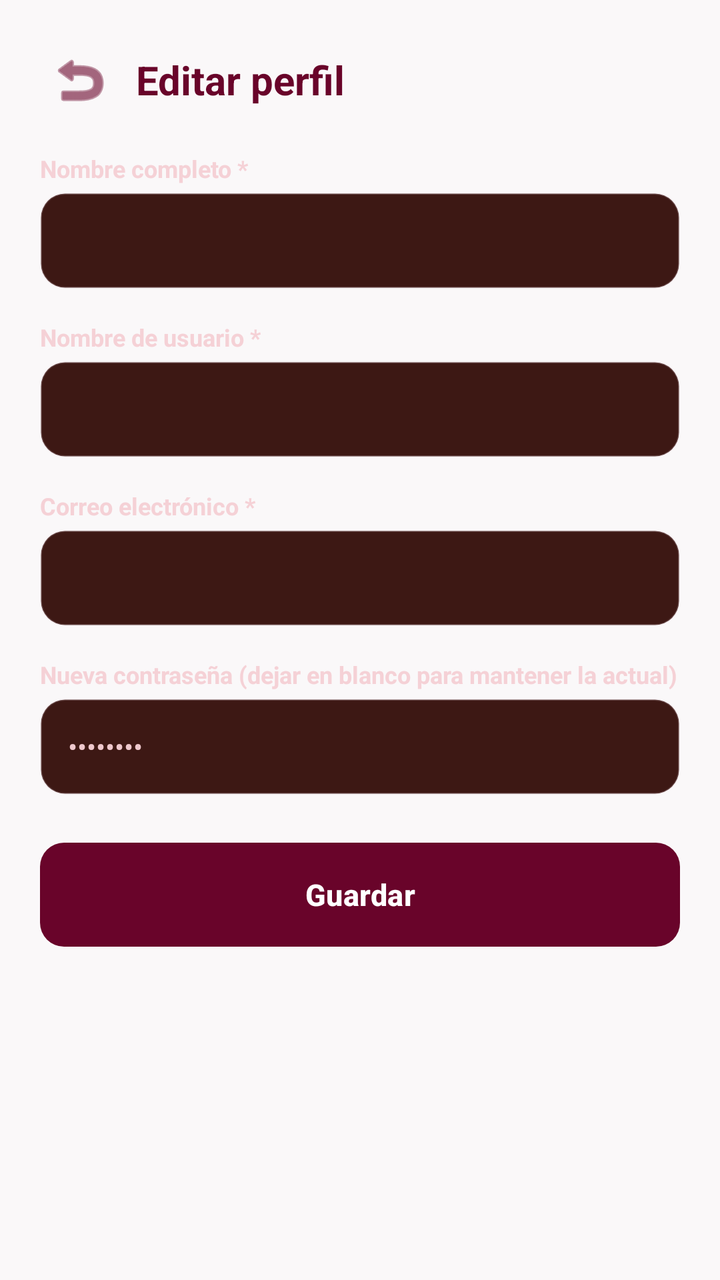
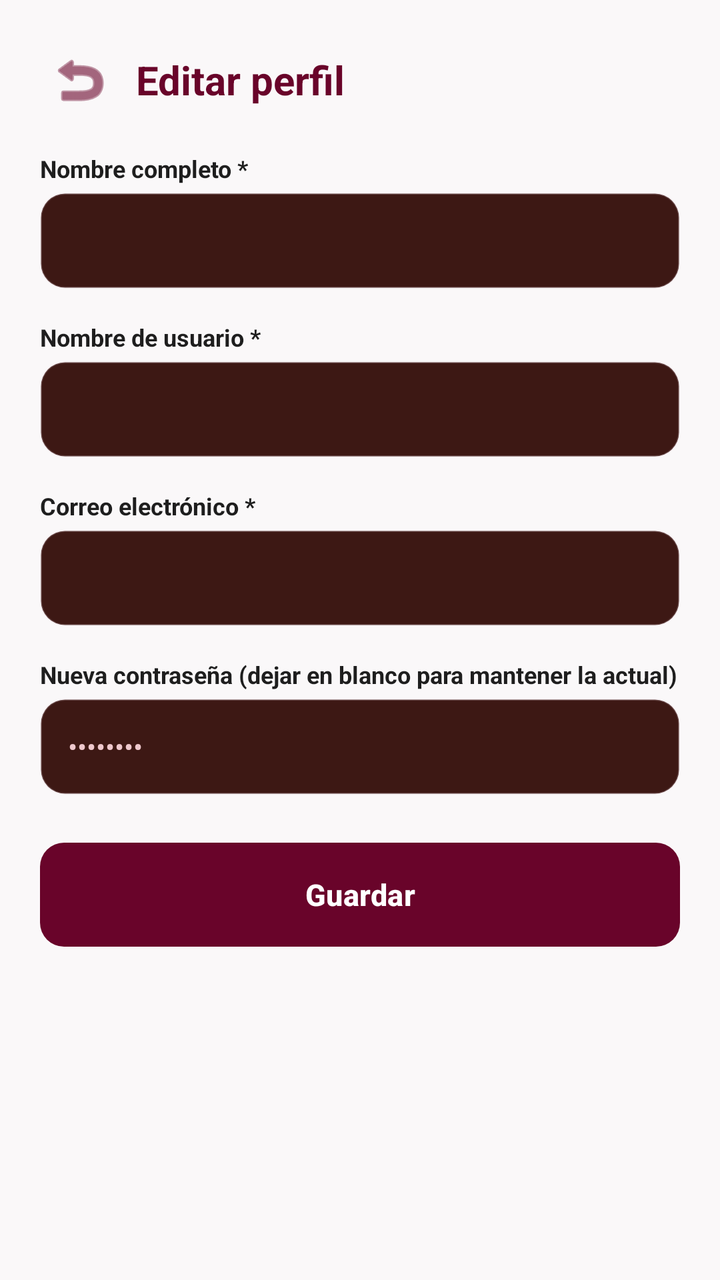

The first picture is an Android layout as it rendered before a commit; the second is the same layout after the commit. The layout source and the unified diff follow.
<!-- AndroidManifest.xml: application theme Theme.Freyr -->
<!-- res/layout/activity_edit_profile.xml -->
<?xml version="1.0" encoding="utf-8"?>
<ScrollView xmlns:android="http://schemas.android.com/apk/res/android"
    xmlns:app="http://schemas.android.com/apk/res-auto"
    android:layout_width="match_parent"
    android:layout_height="match_parent"
    android:fillViewport="true"
    android:background="@color/freyr_background">

    <LinearLayout
        android:layout_width="match_parent"
        android:layout_height="wrap_content"
        android:orientation="vertical"
        android:padding="20dp">

        <LinearLayout
            android:layout_width="match_parent"
            android:layout_height="wrap_content"
            android:orientation="horizontal"
            android:gravity="center_vertical"
            android:layout_marginBottom="16dp">

            <ImageButton
                android:id="@+id/btn_volver"
                android:layout_width="40dp"
                android:layout_height="40dp"
                android:background="?attr/selectableItemBackgroundBorderless"
                android:src="@android:drawable/ic_menu_revert"
                android:contentDescription="@string/btn_back"
                app:tint="@color/freyr_primary" />

            <TextView
                android:layout_width="wrap_content"
                android:layout_height="wrap_content"
                android:text="@string/btn_edit_profile"
                android:textColor="@color/freyr_primary"
                android:textSize="20sp"
                android:textStyle="bold"
                android:layout_marginStart="8dp" />
        </LinearLayout>

        <TextView
            android:id="@+id/tv_feedback"
            android:layout_width="match_parent"
            android:layout_height="wrap_content"
            android:textSize="12sp"
            android:visibility="gone"
            android:layout_marginBottom="12dp" />

        
        <TextView
            android:layout_width="wrap_content"
            android:layout_height="wrap_content"
            android:text="Nombre completo *"
            android:textColor="@color/freyr_text_secondary"
            android:textSize="12sp"
            android:textStyle="bold"
            android:layout_marginBottom="4dp" />

        <EditText
            android:id="@+id/et_nombre_completo"
            android:layout_width="match_parent"
            android:layout_height="48dp"
            android:background="@drawable/bg_edit_text"
            android:inputType="textPersonName"
            android:maxLines="1"
            android:textColor="@color/freyr_text_primary"
            android:textSize="14sp"
            android:layout_marginBottom="16dp" />

        
        <TextView
            android:layout_width="wrap_content"
            android:layout_height="wrap_content"
            android:text="Nombre de usuario *"
            android:textColor="@color/freyr_text_secondary"
            android:textSize="12sp"
            android:textStyle="bold"
            android:layout_marginBottom="4dp" />

        <EditText
            android:id="@+id/et_usuario"
            android:layout_width="match_parent"
            android:layout_height="48dp"
            android:background="@drawable/bg_edit_text"
            android:inputType="text"
            android:maxLines="1"
            android:textColor="@color/freyr_text_primary"
            android:textSize="14sp"
            android:layout_marginBottom="16dp" />

        
        <TextView
            android:layout_width="wrap_content"
            android:layout_height="wrap_content"
            android:text="Correo electrónico *"
            android:textColor="@color/freyr_text_secondary"
            android:textSize="12sp"
            android:textStyle="bold"
            android:layout_marginBottom="4dp" />

        <EditText
            android:id="@+id/et_email"
            android:layout_width="match_parent"
            android:layout_height="48dp"
            android:background="@drawable/bg_edit_text"
            android:inputType="textEmailAddress"
            android:maxLines="1"
            android:textColor="@color/freyr_text_primary"
            android:textSize="14sp"
            android:layout_marginBottom="16dp" />

        
        <TextView
            android:layout_width="wrap_content"
            android:layout_height="wrap_content"
            android:text="Nueva contraseña (dejar en blanco para mantener la actual)"
            android:textColor="@color/freyr_text_secondary"
            android:textSize="12sp"
            android:textStyle="bold"
            android:layout_marginBottom="4dp" />

        <EditText
            android:id="@+id/et_contraseña"
            android:layout_width="match_parent"
            android:layout_height="48dp"
            android:background="@drawable/bg_edit_text"
            android:hint="••••••••"
            android:inputType="textPassword"
            android:maxLines="1"
            android:textColor="@color/freyr_text_primary"
            android:textSize="14sp"
            android:layout_marginBottom="24dp" />

        
        <Button
            android:id="@+id/btn_save_profile"
            android:layout_width="match_parent"
            android:layout_height="52dp"
            android:background="@drawable/bg_button_primary"
            android:text="@string/btn_save"
            android:textColor="#FFFFFF"
            android:textSize="15sp"
            android:textStyle="bold"
            app:backgroundTint="@null" />

    </LinearLayout>
</ScrollView>
<!-- resources referenced by this layout -->
<resources>
  <color name="freyr_background">#FAF8F9</color>
  <color name="freyr_primary">#69042A</color>
  <color name="freyr_text_primary">#E1CCD4</color>
  <color name="freyr_text_secondary">#F6F5CFD4</color>
  <!-- drawable bg_button_primary (drawable) -->
  <?xml version="1.0" encoding="utf-8"?>
  <ripple xmlns:android="http://schemas.android.com/apk/res/android"
      android:color="#33FFFFFF">
      <item>
          <shape android:shape="rectangle">
              <corners android:radius="12dp" />
              <solid android:color="@color/freyr_primary" />
          </shape>
      </item>
  </ripple>
  <!-- drawable bg_edit_text (drawable) -->
  <?xml version="1.0" encoding="utf-8"?>
  <selector xmlns:android="http://schemas.android.com/apk/res/android">
      <item android:state_focused="true">
          <shape android:shape="rectangle">
              <corners android:radius="12dp" />
              <solid android:color="@color/freyr_surface" />
              <stroke android:width="2dp" android:color="@color/freyr_primary" />
              <padding android:bottom="12dp" android:left="14dp" android:right="14dp" android:top="12dp" />
          </shape>
      </item>
      <item>
          <shape android:shape="rectangle">
              <corners android:radius="12dp" />
              <solid android:color="@color/freyr_surface" />
              <stroke android:width="1dp" android:color="@color/freyr_border" />
              <padding android:bottom="12dp" android:left="14dp" android:right="14dp" android:top="12dp" />
          </shape>
      </item>
  </selector>
  <string name="btn_back">Volver</string>
  <string name="btn_edit_profile">Editar perfil</string>
  <string name="btn_save">Guardar</string>
  <style name="Theme.Freyr" parent="Theme.Material3.Dark.NoActionBar">
          
          <item name="colorPrimary">@color/freyr_primary</item>
          <item name="colorPrimaryDark">@color/freyr_primary_dark</item>
          <item name="colorSecondary">@color/freyr_secondary</item>
          <item name="colorOnPrimary">#FFFFFF</item>
          <item name="colorOnSecondary">@color/freyr_primary</item>
  
          
          <item name="android:colorBackground">@color/freyr_background</item>
          <item name="colorSurface">@color/freyr_surface</item>
          <item name="colorOnSurface">@color/freyr_text_primary</item>
  
          
          <item name="android:statusBarColor">@color/freyr_background</item>
          <item name="android:windowLightStatusBar">false</item>
          <item name="android:navigationBarColor">@color/freyr_background</item>
          <item name="android:windowLightNavigationBar">false</item>
          
          
          <item name="android:textColor">@color/freyr_text_primary</item>
          <item name="android:textColorHint">@color/freyr_text_secondary</item>
          <item name="colorControlNormal">@color/freyr_secondary</item>
          <item name="colorControlActivated">@color/freyr_primary</item>
      </style>
  <color name="freyr_surface">#3D1814</color>
  <color name="freyr_border">#33E1CCD4</color>
  <color name="freyr_primary_dark">#4A031E</color>
  <color name="freyr_secondary">#E1CCD4</color>
</resources>

<!-- the commit's change to res/layout/activity_edit_profile.xml (unified diff, before → after) -->
@@ -50,11 +50,11 @@
         <TextView
             android:layout_width="wrap_content"
             android:layout_height="wrap_content"
+            android:layout_marginBottom="4dp"
             android:text="Nombre completo *"
-            android:textColor="@color/freyr_text_secondary"
+            android:textColor="@color/freyr_card_bg"
             android:textSize="12sp"
-            android:textStyle="bold"
-            android:layout_marginBottom="4dp" />
+            android:textStyle="bold" />
 
         <EditText
             android:id="@+id/et_nombre_completo"
@@ -71,11 +71,11 @@
         <TextView
             android:layout_width="wrap_content"
             android:layout_height="wrap_content"
+            android:layout_marginBottom="4dp"
             android:text="Nombre de usuario *"
-            android:textColor="@color/freyr_text_secondary"
+            android:textColor="@color/freyr_card_bg"
             android:textSize="12sp"
-            android:textStyle="bold"
-            android:layout_marginBottom="4dp" />
+            android:textStyle="bold" />
 
         <EditText
             android:id="@+id/et_usuario"
@@ -92,11 +92,11 @@
         <TextView
             android:layout_width="wrap_content"
             android:layout_height="wrap_content"
+            android:layout_marginBottom="4dp"
             android:text="Correo electrónico *"
-            android:textColor="@color/freyr_text_secondary"
+            android:textColor="@color/freyr_card_bg"
             android:textSize="12sp"
-            android:textStyle="bold"
-            android:layout_marginBottom="4dp" />
+            android:textStyle="bold" />
 
         <EditText
             android:id="@+id/et_email"
@@ -113,11 +113,11 @@
         <TextView
             android:layout_width="wrap_content"
             android:layout_height="wrap_content"
+            android:layout_marginBottom="4dp"
             android:text="Nueva contraseña (dejar en blanco para mantener la actual)"
-            android:textColor="@color/freyr_text_secondary"
+            android:textColor="@color/freyr_card_bg"
             android:textSize="12sp"
-            android:textStyle="bold"
-            android:layout_marginBottom="4dp" />
+            android:textStyle="bold" />
 
         <EditText
             android:id="@+id/et_contraseña"
<!-- resource entries referenced after the edit -->
@@ -1,6 +1,7 @@
 <!-- resources referenced by this layout -->
 <resources>
   <color name="freyr_background">#FAF8F9</color>
+  <color name="freyr_card_bg">#1E1E1E</color>
   <color name="freyr_primary">#69042A</color>
   <color name="freyr_text_primary">#E1CCD4</color>
   <color name="freyr_text_secondary">#F6F5CFD4</color>
